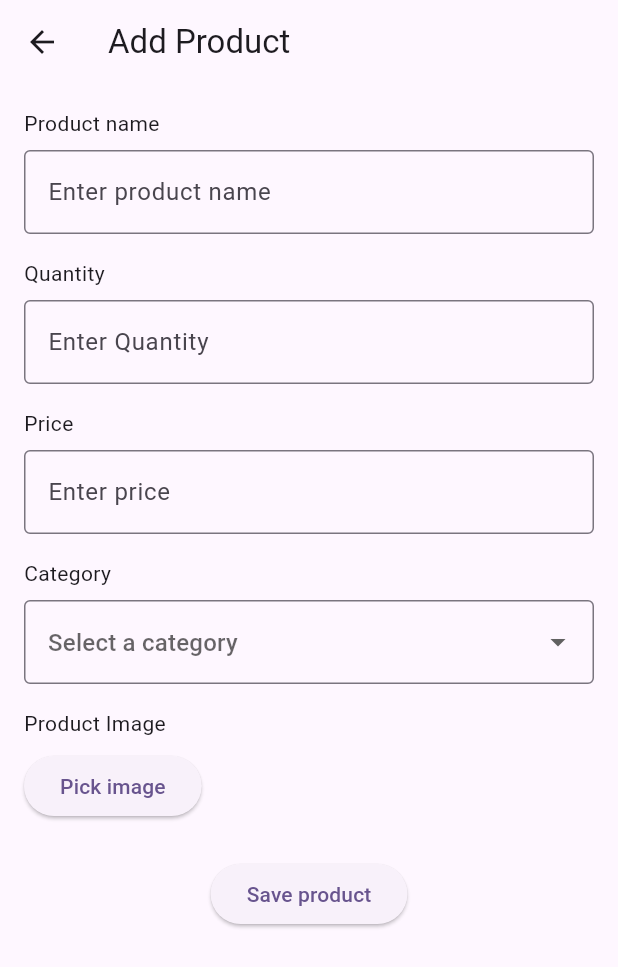
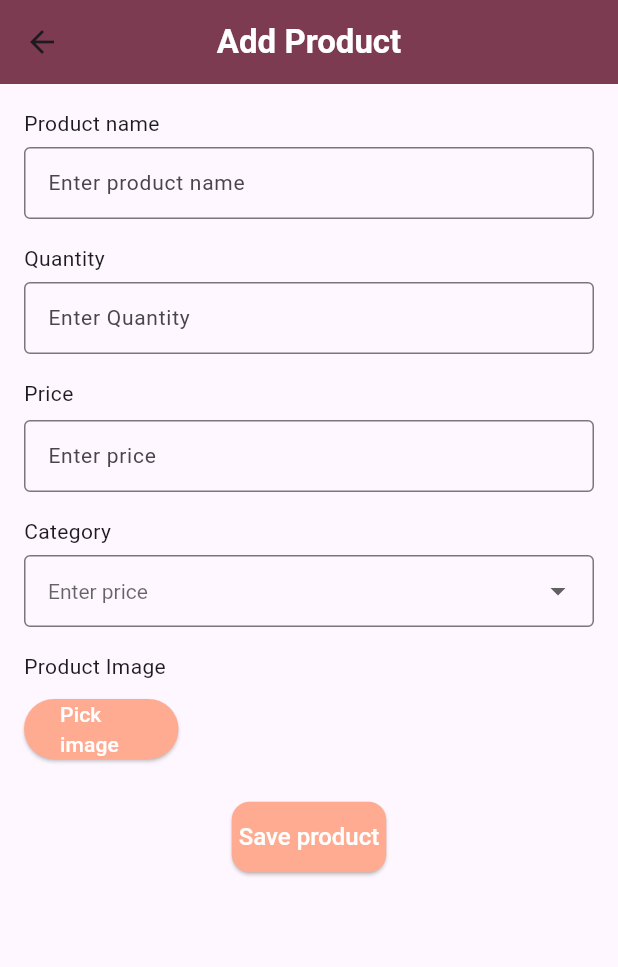
Before and after one commit to shraddhasa666/Inventory-_management_system, a Flutter app: the screen it shows after launch, after a tap on "Add product", on a phone screen of 412 x 824 dp. Shown: the top 967 px of the screen. Run offline on Flutter 3.47's test engine with Material 3 defaults, Android fonts, the phone set to English and light mode, and no system bars; our stand-ins replace cloud_firestore, firebase_core, image_picker; accounts and stored records are empty.

Commit message:
changed ui of add product screen

```diff
--- a/lib/add_product_screen.dart
+++ b/lib/add_product_screen.dart
@@ -31,7 +31,14 @@ class _AddProductScreenState extends State<AddProductScreen> {
   Widget build(BuildContext context) {
     return Scaffold(
       appBar: AppBar(
-        title: Text("Add Product"),
+        backgroundColor: const Color.fromARGB(255, 124, 59, 80),
+        title: Text("Add Product",
+        style: TextStyle(
+          fontSize: 22,
+          fontWeight: FontWeight.bold,
+          color: Colors.white,
+        ),),
+        centerTitle: true,
       ),
 
       body: Padding(
@@ -40,25 +47,31 @@ class _AddProductScreenState extends State<AddProductScreen> {
           crossAxisAlignment: CrossAxisAlignment.start,
           children: [
             Text("Product name"),
-            SizedBox(height: 8,),
+            SizedBox(height: 6,),
             TextField(
               controller: _nameController,
               decoration: InputDecoration(
                 border: OutlineInputBorder(),
-                hintText: "Enter product name"
+                contentPadding: EdgeInsets.symmetric(vertical: 10, horizontal: 12), // 👈 Shrinks height
+                hintText: "Enter product name",
+                hintStyle: TextStyle(fontSize: 14),
               ),
+              style: TextStyle(fontSize: 14),
             ),
 
             SizedBox(height: 16),
             Text("Quantity"),
-            SizedBox(height: 8,),
+            SizedBox(height: 6,),
             TextField(
               controller: _quantityController,
               keyboardType: TextInputType.number,
               decoration: InputDecoration(
+                contentPadding: EdgeInsets.symmetric(vertical: 10, horizontal: 12),
                 border: OutlineInputBorder(),
                 hintText: "Enter Quantity",
+                hintStyle: TextStyle(fontSize: 14),
               ),
+              style: TextStyle(fontSize: 14),
             ),
 
             SizedBox(height: 16),
@@ -69,13 +82,16 @@ class _AddProductScreenState extends State<AddProductScreen> {
               keyboardType: TextInputType.number,
               decoration: InputDecoration(
                 border: OutlineInputBorder(),
+                contentPadding: EdgeInsets.symmetric(vertical: 10, horizontal: 12), // 👈 Shrinks height
+                hintStyle: TextStyle(fontSize: 14),
                 hintText: "Enter price",
                ),
+               style: TextStyle(fontSize: 14),
               ),
 
           SizedBox(height: 16),
           Text("Category"),
-          SizedBox(height: 8,),
+          SizedBox(height: 6,),
           DropdownButtonFormField<String>(
             value: _selectedCategory,
             items: _categories.map((category){
@@ -91,14 +107,19 @@ class _AddProductScreenState extends State<AddProductScreen> {
             },
             decoration: InputDecoration(
                 border: OutlineInputBorder(),
-              hintText: "Select a category",
+                contentPadding: EdgeInsets.symmetric(vertical: 10, horizontal: 12), // 👈 Shrinks height
+                hintStyle: TextStyle(fontSize: 14),
+                hintText: "Enter price",
                ),
+               style: TextStyle(fontSize: 14),
             ),
 
           SizedBox(height: 16),
           Text("Product Image"),
           SizedBox(height: 8),
-          ElevatedButton(
+          SizedBox(
+            width: MediaQuery.of(context).size.width*0.25,
+            child: ElevatedButton(
               onPressed: () async {
                 final picked=await _picker.pickImage(
                   source: ImageSource.gallery);
@@ -109,6 +130,11 @@ class _AddProductScreenState extends State<AddProductScreen> {
                   }
               },
               child: Text("Pick image"),
+              style: ElevatedButton.styleFrom(
+                backgroundColor: Colors.deepOrange[200],
+                foregroundColor: Colors.white,
+              ),
+              ),
           ),
             if(_pickedImage != null)
              Padding(
@@ -118,9 +144,24 @@ class _AddProductScreenState extends State<AddProductScreen> {
 
              SizedBox(height: 24),
              Center(
+              child: SizedBox(
+                width: MediaQuery.of(context).size.width*0.25,
                 child: ElevatedButton(
                   onPressed: _saveProduct,
-                child: Text("Save product")),
+                  child: Text("Save product"),
+                  style: ElevatedButton.styleFrom(
+                    backgroundColor: Colors.deepOrange[200],
+                    foregroundColor: Colors.white,
+                    padding: EdgeInsets.symmetric(vertical: 14),
+                    textStyle: TextStyle(
+                      fontSize: 16,
+                      fontWeight: FontWeight.w500,
+                    ),
+                    shape: RoundedRectangleBorder(
+                        borderRadius: BorderRadius.circular(12),
+                      )
+                  ),),
+              ),
              )
           ],
         ),
--- a/lib/home_page.dart
+++ b/lib/home_page.dart
@@ -10,13 +10,14 @@ class HomePage extends StatelessWidget {
     return Scaffold(
       backgroundColor: Color(0xFFFFF1E6),
       appBar: AppBar(
+        backgroundColor: const Color.fromARGB(255, 124, 59, 80),
         title: Text("Inventory Manager",
         style: TextStyle(
           fontSize: 26,
           fontWeight: FontWeight.w700,
           letterSpacing: 1.5,
           fontFamily: 'Georgia',
-          color: const Color.fromARGB(255, 91, 48, 81),
+          color: Colors.white,
         ),
         ),
         centerTitle: true,
@@ -32,7 +33,7 @@ class HomePage extends StatelessWidget {
                   fontSize: 28,
                   fontWeight: FontWeight.w500,
                   fontFamily: 'Georgia',
-                  color: const Color.fromARGB(255, 30, 5, 74),
+                  color: const Color.fromARGB(255, 126, 57, 79),
                 ),
                 ),
               SizedBox(height: 20,),
```
Lines whose indentation alone changed are shown as unchanged.
